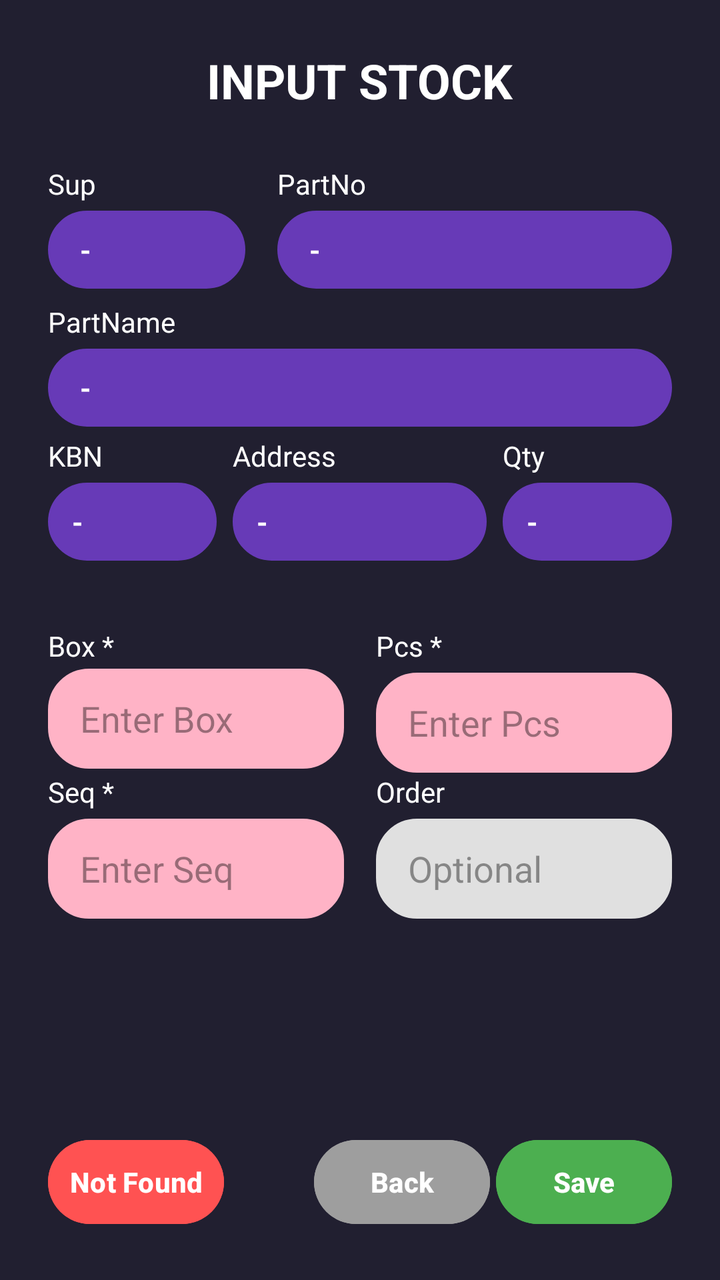
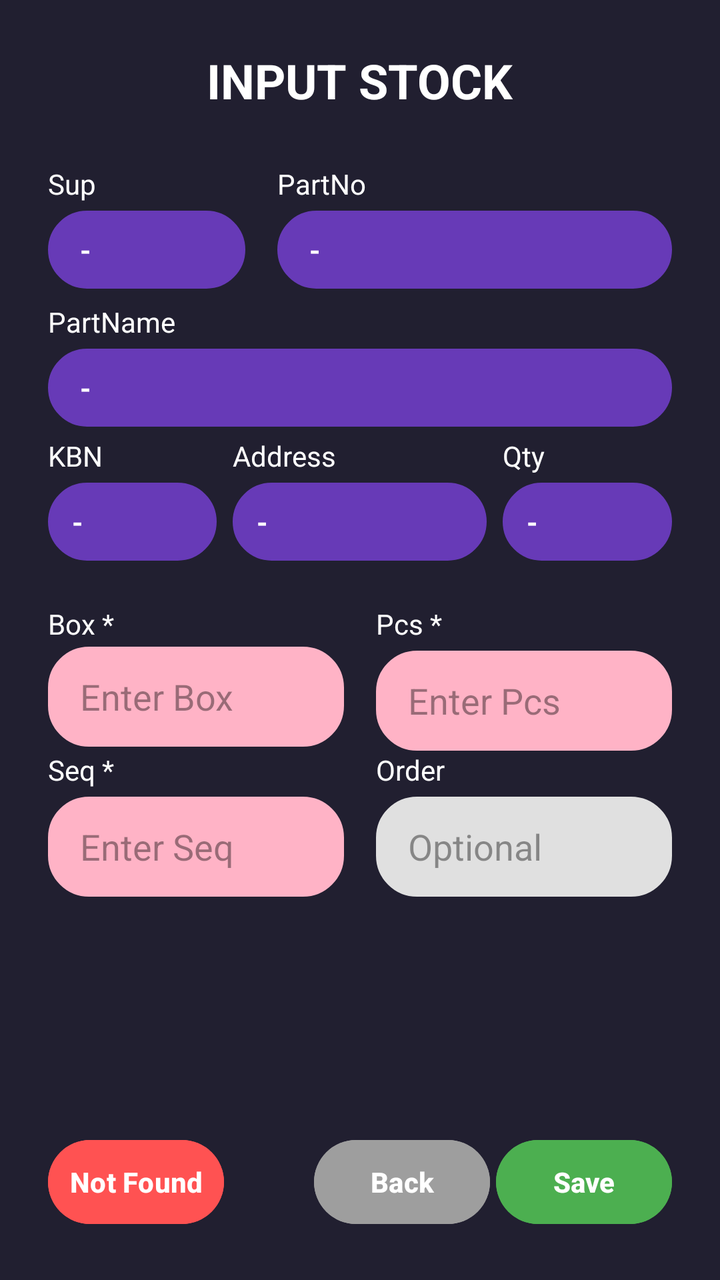

The first picture is an Android layout as it rendered before a commit; the second is the same layout after the commit. The layout source and the unified diff follow.
<!-- AndroidManifest.xml: application theme Theme.PMLCHECKK -->
<!-- res/layout/activity_screen5.xml -->
<?xml version="1.0" encoding="utf-8"?>
<LinearLayout xmlns:android="http://schemas.android.com/apk/res/android"
    android:layout_width="match_parent"
    android:layout_height="match_parent"
    android:orientation="vertical"
    android:background="@color/bg_main"
    android:padding="24dp">

    <TextView
        android:layout_width="wrap_content"
        android:layout_height="wrap_content"
        android:text="INPUT STOCK"
        android:textColor="@color/text_primary"
        android:textSize="24sp"
        android:textStyle="bold"
        android:layout_gravity="center_horizontal"
        android:layout_marginBottom="26dp"/>

    <ScrollView
        android:layout_width="match_parent"
        android:layout_height="0dp"
        android:layout_weight="1"
        android:scrollbars="none">

        <LinearLayout
            android:layout_width="match_parent"
            android:layout_height="wrap_content"
            android:orientation="vertical">

            <LinearLayout
                android:layout_width="match_parent"
                android:layout_height="68dp"
                android:layout_marginBottom="1dp"
                android:orientation="horizontal">

                <LinearLayout
                    android:layout_width="0dp"
                    android:layout_height="150dp"
                    android:layout_marginEnd="8dp"
                    android:layout_weight="1"
                    android:orientation="vertical">

                    <TextView
                        android:layout_width="wrap_content"
                        android:layout_height="wrap_content"
                        android:layout_marginBottom="4dp"
                        android:text="Sup"
                        android:textColor="@color/text_primary" />

                    <TextView
                        android:id="@+id/txtSupplier"
                        android:layout_width="match_parent"
                        android:layout_height="39dp"
                        android:background="@drawable/bg_modern_card"
                        android:backgroundTint="#673AB7"
                        android:gravity="center_vertical"
                        android:paddingHorizontal="16dp"
                        android:text="-"
                        android:textColor="#FFFF"
                        android:textStyle="bold" />
                </LinearLayout>

                <LinearLayout
                    android:layout_width="0dp"
                    android:layout_height="wrap_content"
                    android:layout_marginStart="8dp"
                    android:layout_weight="2"
                    android:orientation="vertical">

                    <TextView
                        android:layout_width="wrap_content"
                        android:layout_height="wrap_content"
                        android:layout_marginBottom="4dp"
                        android:text="PartNo"
                        android:textColor="@color/text_primary" />

                    <TextView
                        android:id="@+id/txtPartNo"
                        android:layout_width="match_parent"
                        android:layout_height="39dp"
                        android:background="@drawable/bg_modern_card"
                        android:backgroundTint="#673AB7"
                        android:gravity="center_vertical"
                        android:paddingHorizontal="16dp"
                        android:text="-"
                        android:textColor="#FFFF"
                        android:textStyle="bold" />
                </LinearLayout>
            </LinearLayout>

            <LinearLayout
                android:layout_width="match_parent"
                android:layout_height="66dp"
                android:layout_marginBottom="1dp"
                android:orientation="vertical">

                <TextView
                    android:layout_width="wrap_content"
                    android:layout_height="wrap_content"
                    android:layout_marginBottom="4dp"
                    android:text="PartName"
                    android:textColor="@color/text_primary" />

                <TextView
                    android:id="@+id/txtPartName"
                    android:layout_width="match_parent"
                    android:layout_height="39dp"
                    android:background="@drawable/bg_modern_card"
                    android:backgroundTint="#673AB7"
                    android:gravity="center_vertical"
                    android:paddingHorizontal="16dp"
                    android:text="-"
                    android:textColor="#FFFF"
                    android:textStyle="bold" />
            </LinearLayout>

            <LinearLayout
                android:layout_width="match_parent"
                android:layout_height="70dp"
                android:layout_marginBottom="25dp"
                android:orientation="horizontal">

                <LinearLayout
                    android:layout_width="0dp"
                    android:layout_height="wrap_content"
                    android:layout_marginEnd="6dp"
                    android:layout_weight="1"
                    android:orientation="vertical">

                    <TextView
                        android:layout_width="wrap_content"
                        android:layout_height="wrap_content"
                        android:layout_marginBottom="4dp"
                        android:text="KBN"
                        android:textColor="@color/text_primary" />

                    <TextView
                        android:id="@+id/txtKbn"
                        android:layout_width="match_parent"
                        android:layout_height="39dp"
                        android:background="@drawable/bg_modern_card"
                        android:backgroundTint="#673AB7"
                        android:gravity="center_vertical"
                        android:paddingHorizontal="12dp"
                        android:text="-"
                        android:textColor="#FFFF"
                        android:textStyle="bold" />
                </LinearLayout>

                <LinearLayout
                    android:layout_width="0dp"
                    android:layout_height="wrap_content"
                    android:layout_marginStart="2dp"
                    android:layout_marginEnd="6dp"
                    android:layout_weight="1.5"
                    android:orientation="vertical">

                    <TextView
                        android:layout_width="wrap_content"
                        android:layout_height="wrap_content"
                        android:layout_marginBottom="4dp"
                        android:text="Address"
                        android:textColor="@color/text_primary" />

                    <TextView
                        android:id="@+id/txtFullAddr"
                        android:layout_width="match_parent"
                        android:layout_height="39dp"
                        android:background="@drawable/bg_modern_card"
                        android:backgroundTint="#673AB7"
                        android:gravity="center_vertical"
                        android:paddingHorizontal="12dp"
                        android:text="-"
                        android:textColor="#FFFF"
                        android:textStyle="bold" />
                </LinearLayout>

                <LinearLayout
                    android:layout_width="0dp"
                    android:layout_height="wrap_content"
                    android:layout_marginStart="2dp"
                    android:layout_weight="1"
                    android:orientation="vertical">

                    <TextView
                        android:layout_width="wrap_content"
                        android:layout_height="wrap_content"
                        android:layout_marginBottom="4dp"
                        android:text="Qty"
                        android:textColor="@color/text_primary" />

                    <TextView
                        android:id="@+id/txtQty"
                        android:layout_width="match_parent"
                        android:layout_height="39dp"
                        android:background="@drawable/bg_modern_card"
                        android:backgroundTint="#673AB7"
                        android:gravity="center_vertical"
                        android:paddingHorizontal="12dp"
                        android:text="-"
                        android:textColor="#FFFF"
                        android:textStyle="bold" />
                </LinearLayout>
            </LinearLayout>

            <LinearLayout
                android:layout_width="match_parent"
                android:layout_height="wrap_content"
                android:layout_marginBottom="0dp"
                android:orientation="horizontal">

                <LinearLayout
                    android:layout_width="0dp"
                    android:layout_height="wrap_content"
                    android:layout_marginEnd="8dp"
                    android:layout_weight="1"
                    android:orientation="vertical">

                    <TextView
                        android:layout_width="wrap_content"
                        android:layout_height="wrap_content"
                        android:layout_marginBottom="2dp"
                        android:text="Box *"
                        android:textColor="@color/text_primary" />

                    <EditText
                        android:id="@+id/edtBox"
                        android:layout_width="match_parent"
                        android:layout_height="50dp"
                        android:background="@drawable/bg_modern_card"
                        android:backgroundTint="#FFB3C6"
                        android:hint="Enter Box"
                        android:inputType="textNoSuggestions" android:paddingHorizontal="16dp"
                        android:textColor="#000000"
                        android:textColorHint="#66000000" />
                </LinearLayout>

                <LinearLayout
                    android:layout_width="0dp"
                    android:layout_height="wrap_content"
                    android:layout_marginStart="8dp"
                    android:layout_weight="1"
                    android:orientation="vertical">

                    <TextView
                        android:layout_width="wrap_content"
                        android:layout_height="wrap_content"
                        android:layout_marginBottom="4dp"
                        android:text="Pcs *"
                        android:textColor="@color/text_primary" />

                    <EditText
                        android:id="@+id/edtPcs"
                        android:layout_width="match_parent"
                        android:layout_height="50dp"
                        android:background="@drawable/bg_modern_card"
                        android:backgroundTint="#FFB3C6"
                        android:hint="Enter Pcs"
                        android:inputType="number"
                        android:paddingHorizontal="16dp"
                        android:textColor="#000000"
                        android:textColorHint="#66000000" />
                </LinearLayout>
            </LinearLayout>

            <LinearLayout
                android:layout_width="match_parent"
                android:layout_height="wrap_content"
                android:orientation="horizontal"
                android:layout_marginBottom="16dp">

                <LinearLayout
                    android:layout_width="0dp"
                    android:layout_height="wrap_content"
                    android:layout_weight="1"
                    android:orientation="vertical"
                    android:layout_marginEnd="8dp">
                    <TextView android:layout_width="wrap_content" android:layout_height="wrap_content" android:text="Seq *" android:textColor="@color/text_primary" android:layout_marginBottom="4dp"/>
                    <EditText android:id="@+id/edtSeq" android:layout_width="match_parent" android:layout_height="50dp" android:background="@drawable/bg_modern_card" android:backgroundTint="#FFB3C6" android:textColor="#000000" android:paddingHorizontal="16dp" android:inputType="number" android:hint="Enter Seq" android:textColorHint="#66000000" android:maxLength="3" />
                </LinearLayout>

                <LinearLayout
                    android:layout_width="0dp"
                    android:layout_height="wrap_content"
                    android:layout_weight="1"
                    android:orientation="vertical"
                    android:layout_marginStart="8dp">
                    <TextView android:layout_width="wrap_content" android:layout_height="wrap_content" android:text="Order" android:textColor="@color/text_primary" android:layout_marginBottom="4dp"/>
                    <EditText android:id="@+id/edtOrder" android:layout_width="match_parent" android:layout_height="50dp" android:background="@drawable/bg_modern_card" android:backgroundTint="#E0E0E0" android:textColor="#000000" android:paddingHorizontal="16dp" android:inputType="text" android:hint="Optional" android:textColorHint="#66000000"/>
                </LinearLayout>
            </LinearLayout>

        </LinearLayout>
    </ScrollView>

    <LinearLayout
        android:layout_width="wrap_content"
        android:layout_height="wrap_content"
        android:layout_marginTop="16dp"
        android:gravity="bottom"
        android:orientation="horizontal">

        <Button
            android:id="@+id/btnNotFound"
            android:layout_width="wrap_content"
            android:layout_height="50dp"
            android:backgroundTint="#FF5252"
            android:paddingStart="0dp"

            android:paddingEnd="0dp"
            android:text="Not Found"
            android:textSize="14sp"
            android:textStyle="bold" />

        <Space
            android:layout_width="100dp"
            android:layout_height="wrap_content"
            android:layout_weight="1" />

        <LinearLayout
            android:layout_width="wrap_content"
            android:layout_height="wrap_content"
            android:gravity="end"
            android:orientation="horizontal">

            <Button
                android:id="@+id/btnBack"
                android:layout_width="wrap_content"
                android:layout_height="50dp"
                android:layout_marginEnd="3dp"
                android:backgroundTint="#9E9E9E"
                android:text="Back"
                android:textColor="#FFFFFF"
                android:textSize="14sp"
                android:textStyle="bold" />

            <Button
                android:id="@+id/btnSave"
                android:layout_width="wrap_content"
                android:layout_height="50dp"
                android:backgroundTint="#4CAF50"
                android:text="Save"
                android:textColor="@color/text_primary"
                android:textSize="14sp"
                android:textStyle="bold" />
        </LinearLayout>

    </LinearLayout>

</LinearLayout>
<!-- resources referenced by this layout -->
<resources>
  <color name="bg_main">#211F30</color>
  <color name="text_primary">#FFFFFF</color>
  <!-- drawable bg_modern_card (drawable) -->
  <?xml version="1.0" encoding="utf-8"?>
  <shape xmlns:android="http://schemas.android.com/apk/res/android">
      <solid android:color="@color/bg_card"/> <corners android:radius="20dp"/> <stroke android:width="1dp" android:color="#54456D"/>
  </shape>
  <style name="Theme.PMLCHECKK" parent="Base.Theme.PMLCHECKK" />
  <color name="bg_card">#5E3D97</color>
  <style name="Base.Theme.PMLCHECKK" parent="Theme.Material3.DayNight.NoActionBar">
          
          
      </style>
</resources>

<!-- the commit's change to res/layout/activity_screen5.xml (unified diff, before → after) -->
@@ -117,7 +117,7 @@
             <LinearLayout
                 android:layout_width="match_parent"
                 android:layout_height="70dp"
-                android:layout_marginBottom="25dp"
+                android:layout_marginBottom="14dp"
                 android:orientation="horizontal">
 
                 <LinearLayout
